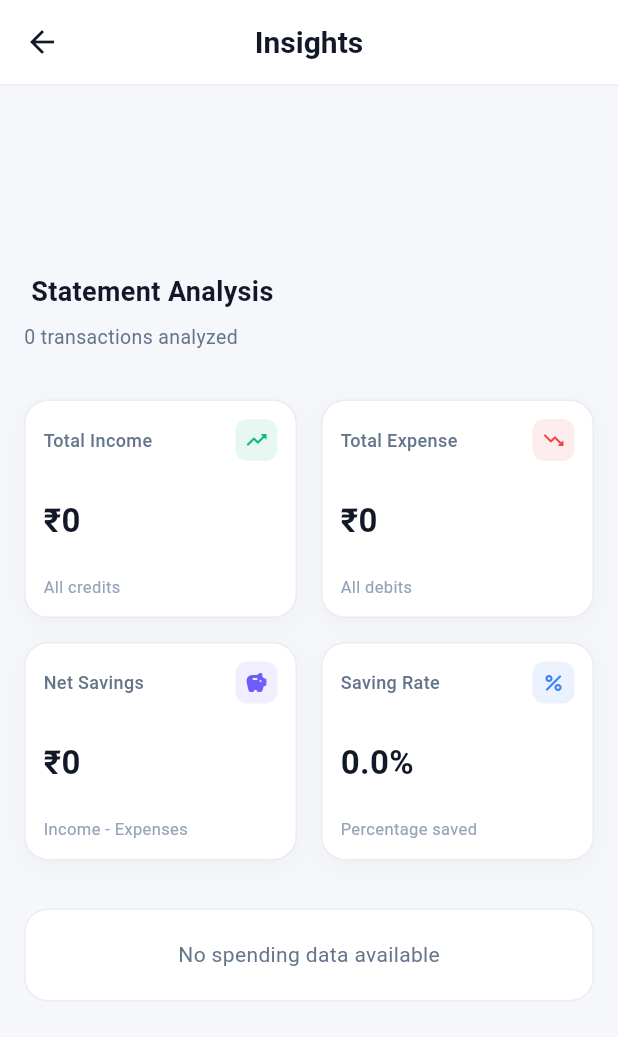
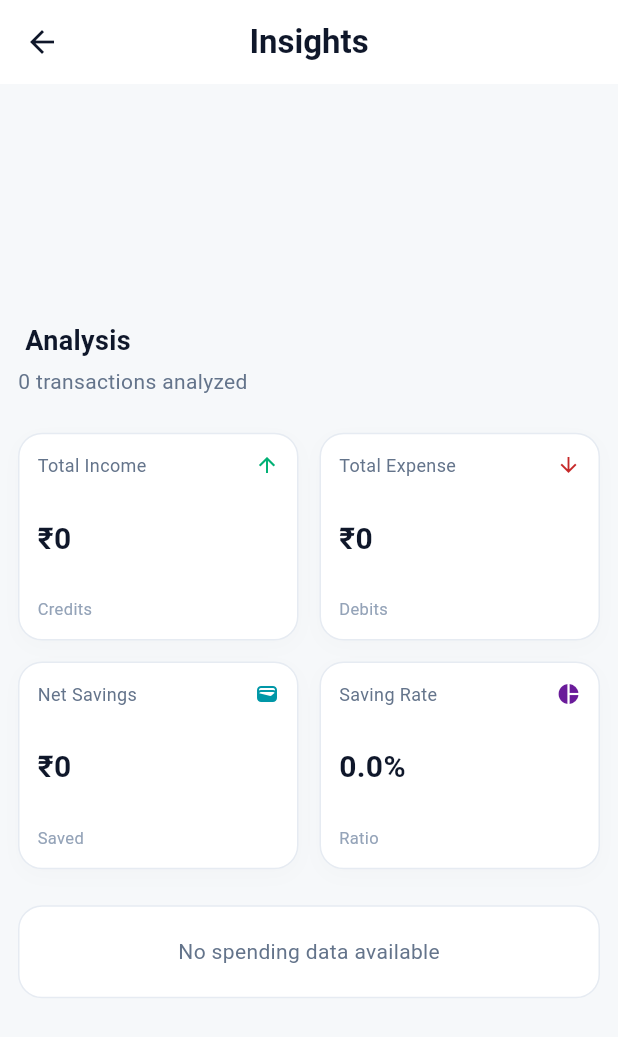
Before and after one commit to G-anrabuS/StatementX, a Flutter app: the InsightsScreen screen opened directly with empty values, on a phone screen of 412 x 824 dp. Shown: the top 1037 px of the screen. Run offline on Flutter 3.47's test engine with Material 3 defaults, Android fonts, the phone set to English and light mode, and no system bars; our stand-ins replace file_picker.

Commit message:
Flutter light theme

```diff
--- a/flutter_frontend/lib/screens/insights_screen.dart
+++ b/flutter_frontend/lib/screens/insights_screen.dart
@@ -1,5 +1,6 @@
 import 'package:flutter/material.dart';
 import '../models/insights_model.dart';
+import '../theme/app_theme.dart';
 
 class InsightsScreen extends StatefulWidget {
   final String bankName;
@@ -21,19 +22,19 @@ class _InsightsScreenState extends State<InsightsScreen> {
   Color getCategoryColor(String category) {
     switch (category.toLowerCase()) {
       case 'food':
-        return const Color(0xFFF97316);
+        return const Color(0xFFE65100);
       case 'shopping':
-        return const Color(0xFF8B5CF6);
+        return const Color(0xFF6A1B9A);
       case 'travel':
-        return const Color(0xFF3B82F6);
+        return const Color(0xFF1565C0);
       case 'income':
-        return const Color(0xFF10B981);
+        return AppColors.primaryGreen;
       case 'utilities':
-        return const Color(0xFFEC4899);
+        return const Color(0xFFC2185B);
       case 'entertainment':
-        return const Color(0xFF06B6D4);
+        return const Color(0xFF00838F);
       default:
-        return const Color(0xFF6366F1);
+        return AppColors.secondaryTeal;
     }
   }
 
@@ -43,28 +44,25 @@ class _InsightsScreenState extends State<InsightsScreen> {
     required IconData icon,
     required Color color,
     required String subtext,
-    required bool isMobile, // Added parameter to handle responsiveness
+    required bool isMobile,
   }) {
     return Container(
-      padding: EdgeInsets.all(
-        isMobile ? 12 : 20,
-      ), // Responsive internal padding
+      padding: EdgeInsets.all(isMobile ? 12 : 20),
       decoration: BoxDecoration(
-        color: Colors.white,
+        color: AppColors.surfaceLight,
         borderRadius: BorderRadius.circular(16),
-        border: Border.all(color: const Color(0xFFE9ECF2)),
+        border: Border.all(color: AppColors.borderLight),
         boxShadow: [
           BoxShadow(
-            color: Colors.black.withOpacity(0.03),
-            blurRadius: 12,
+            color: Colors.black.withOpacity(0.015),
+            blurRadius: 10,
             offset: const Offset(0, 4),
           ),
         ],
       ),
       child: Column(
         crossAxisAlignment: CrossAxisAlignment.start,
-        mainAxisAlignment:
-            MainAxisAlignment.spaceBetween, // Distribute content evenly
+        mainAxisAlignment: MainAxisAlignment.spaceBetween,
         children: [
           Row(
             mainAxisAlignment: MainAxisAlignment.spaceBetween,
@@ -75,44 +73,31 @@ class _InsightsScreenState extends State<InsightsScreen> {
                   maxLines: 1,
                   overflow: TextOverflow.ellipsis,
                   style: TextStyle(
-                    color: const Color(0xFF64748B),
+                    color: AppColors.textSecondary,
                     fontSize: isMobile ? 12 : 13,
-                    fontWeight: FontWeight.w500,
                   ),
                 ),
               ),
-              Container(
-                padding: const EdgeInsets.all(6),
-                decoration: BoxDecoration(
-                  color: color.withOpacity(0.1),
-                  borderRadius: BorderRadius.circular(8),
-                ),
-                child: Icon(icon, color: color, size: isMobile ? 16 : 18),
-              ),
+              Icon(icon, color: color, size: isMobile ? 16 : 18),
             ],
           ),
-          const SizedBox(height: 8),
+          const SizedBox(height: 4),
           FittedBox(
-            // Ensures text auto-scales instead of forcing layouts outward
             fit: BoxFit.scaleDown,
-            alignment: Alignment.centerLeft,
             child: Text(
               value,
               style: TextStyle(
-                color: const Color(0xFF111827),
-                fontSize: isMobile
-                    ? 22
-                    : 28, // Scaled down text size for mobile views
+                color: AppColors.textPrimary,
+                fontSize: isMobile ? 20 : 26,
                 fontWeight: FontWeight.bold,
               ),
             ),
           ),
-          const SizedBox(height: 4),
+          const SizedBox(height: 2),
           Text(
             subtext,
             maxLines: 1,
-            overflow: TextOverflow.ellipsis,
-            style: const TextStyle(color: Color(0xFF94A3B8), fontSize: 11),
+            style: const TextStyle(color: AppColors.textTertiary, fontSize: 11),
           ),
         ],
       ),
@@ -124,14 +109,14 @@ class _InsightsScreenState extends State<InsightsScreen> {
       return Container(
         padding: const EdgeInsets.all(20),
         decoration: BoxDecoration(
-          color: Colors.white,
+          color: AppColors.surfaceLight,
           borderRadius: BorderRadius.circular(16),
-          border: Border.all(color: const Color(0xFFE9ECF2)),
+          border: Border.all(color: AppColors.borderLight),
         ),
         child: const Center(
           child: Text(
             'No spending data available',
-            style: TextStyle(color: Color(0xFF64748B), fontSize: 14),
+            style: TextStyle(color: AppColors.textSecondary),
           ),
         ),
       );
@@ -144,13 +129,13 @@ class _InsightsScreenState extends State<InsightsScreen> {
     return Container(
       padding: const EdgeInsets.all(24),
       decoration: BoxDecoration(
-        color: Colors.white,
+        color: AppColors.surfaceLight,
         borderRadius: BorderRadius.circular(16),
-        border: Border.all(color: const Color(0xFFE9ECF2)),
+        border: Border.all(color: AppColors.borderLight),
         boxShadow: [
           BoxShadow(
-            color: Colors.black.withOpacity(0.03),
-            blurRadius: 12,
+            color: Colors.black.withOpacity(0.015),
+            blurRadius: 10,
             offset: const Offset(0, 4),
           ),
         ],
@@ -161,7 +146,7 @@ class _InsightsScreenState extends State<InsightsScreen> {
           const Text(
             'Spending Breakdown',
             style: TextStyle(
-              color: Color(0xFF111827),
+              color: AppColors.textPrimary,
               fontSize: 16,
               fontWeight: FontWeight.bold,
             ),
@@ -183,14 +168,12 @@ class _InsightsScreenState extends State<InsightsScreen> {
                   Row(
                     mainAxisAlignment: MainAxisAlignment.spaceBetween,
                     children: [
-                      Expanded(
-                        child: Text(
+                      Text(
                         category,
                         style: const TextStyle(
-                            color: Color(0xFF111827),
+                          color: AppColors.textPrimary,
                           fontSize: 14,
                           fontWeight: FontWeight.w500,
-                          ),
                         ),
                       ),
                       Text(
@@ -207,44 +190,42 @@ class _InsightsScreenState extends State<InsightsScreen> {
                   ClipRRect(
                     borderRadius: BorderRadius.circular(4),
                     child: LinearProgressIndicator(
-                      minHeight: 8,
+                      minHeight: 6,
                       value: total / 100,
-                      backgroundColor: const Color(0xFFE5E7EB),
-                      valueColor: AlwaysStoppedAnimation<Color>(color),
+                      backgroundColor: AppColors.bgLight,
+                      valueColor: AlwaysStoppedAnimation<Color>(
+                        color.withOpacity(0.85),
+                      ),
                     ),
                   ),
                   const SizedBox(height: 4),
                   Text(
-                    '${total.toStringAsFixed(1)}% of total expenses',
+                    '${total.toStringAsFixed(1)}% of expenses',
                     style: const TextStyle(
-                      color: Color(0xFF94A3B8),
+                      color: AppColors.textTertiary,
                       fontSize: 11,
                     ),
                   ),
                 ],
               ),
             );
-          }).toList(),
+          }),
         ],
       ),
     );
   }
 
   Widget _buildSubscriptions() {
-    if (widget.insights.subscriptions.isEmpty) {
-      return const SizedBox.shrink();
-    }
-
     return Container(
       padding: const EdgeInsets.all(24),
       decoration: BoxDecoration(
-        color: Colors.white,
+        color: AppColors.surfaceLight,
         borderRadius: BorderRadius.circular(16),
-        border: Border.all(color: const Color(0xFFE9ECF2)),
+        border: Border.all(color: AppColors.borderLight),
         boxShadow: [
           BoxShadow(
-            color: Colors.black.withOpacity(0.03),
-            blurRadius: 12,
+            color: Colors.black.withOpacity(0.015),
+            blurRadius: 10,
             offset: const Offset(0, 4),
           ),
         ],
@@ -255,47 +236,43 @@ class _InsightsScreenState extends State<InsightsScreen> {
           const Text(
             'Recurring Subscriptions',
             style: TextStyle(
-              color: Color(0xFF111827),
+              color: AppColors.textPrimary,
               fontSize: 16,
               fontWeight: FontWeight.bold,
             ),
           ),
           const SizedBox(height: 20),
           ...widget.insights.subscriptions.map((sub) {
-            return Padding(
-              padding: const EdgeInsets.only(bottom: 16),
-              child: Container(
-                padding: const EdgeInsets.all(16),
+            return Container(
+              margin: const EdgeInsets.only(bottom: 12),
+              padding: const EdgeInsets.all(14),
               decoration: BoxDecoration(
-                  color: const Color(0xFFF8F9FB),
+                color: AppColors.bgLight,
                 borderRadius: BorderRadius.circular(12),
-                  border: Border.all(color: const Color(0xFFE9ECF2)),
+                border: Border.all(color: AppColors.borderLight),
               ),
               child: Row(
                 mainAxisAlignment: MainAxisAlignment.spaceBetween,
                 children: [
-                    Expanded(
-                      child: Column(
+                  Column(
                     crossAxisAlignment: CrossAxisAlignment.start,
                     children: [
                       Text(
                         sub.vendor,
                         style: const TextStyle(
-                              color: Color(0xFF111827),
+                          color: AppColors.textPrimary,
                           fontSize: 14,
                           fontWeight: FontWeight.w600,
                         ),
                       ),
-                          const SizedBox(height: 4),
                       Text(
                         sub.frequency,
                         style: const TextStyle(
-                              color: Color(0xFF64748B),
+                          color: AppColors.textSecondary,
                           fontSize: 12,
                         ),
                       ),
                     ],
-                      ),
                   ),
                   Column(
                     crossAxisAlignment: CrossAxisAlignment.end,
@@ -303,16 +280,14 @@ class _InsightsScreenState extends State<InsightsScreen> {
                       Text(
                         '₹${sub.averageAmount.toStringAsFixed(0)}',
                         style: const TextStyle(
-                            color: Color(0xFF111827),
-                            fontSize: 14,
+                          color: AppColors.primaryGreen,
                           fontWeight: FontWeight.bold,
                         ),
                       ),
-                        const SizedBox(height: 4),
                       Text(
                         sub.lastTransactionDate,
                         style: const TextStyle(
-                            color: Color(0xFF94A3B8),
+                          color: AppColors.textTertiary,
                           fontSize: 11,
                         ),
                       ),
@@ -320,29 +295,24 @@ class _InsightsScreenState extends State<InsightsScreen> {
                   ),
                 ],
               ),
-              ),
             );
-          }).toList(),
+          }),
         ],
       ),
     );
   }
 
   Widget _buildAnomalies() {
-    if (widget.insights.anomalies.isEmpty) {
-      return const SizedBox.shrink();
-    }
-
     return Container(
       padding: const EdgeInsets.all(24),
       decoration: BoxDecoration(
-        color: Colors.white,
+        color: AppColors.surfaceLight,
         borderRadius: BorderRadius.circular(16),
-        border: Border.all(color: const Color(0xFFE9ECF2)),
+        border: Border.all(color: AppColors.borderLight),
         boxShadow: [
           BoxShadow(
-            color: Colors.black.withOpacity(0.03),
-            blurRadius: 12,
+            color: Colors.black.withOpacity(0.015),
+            blurRadius: 10,
             offset: const Offset(0, 4),
           ),
         ],
@@ -353,27 +323,24 @@ class _InsightsScreenState extends State<InsightsScreen> {
           const Text(
             'Anomalies Detected',
             style: TextStyle(
-              color: Color(0xFF111827),
+              color: AppColors.textPrimary,
               fontSize: 16,
               fontWeight: FontWeight.bold,
             ),
           ),
           const SizedBox(height: 20),
-          ...widget.insights.anomalies.take(5).map((anomaly) {
+          ...widget.insights.anomalies.take(4).map((anomaly) {
             final color = anomaly.type.toLowerCase() == 'high_value'
-                ? const Color(0xFFEF4444)
-                : anomaly.type.toLowerCase() == 'duplicate'
-                ? const Color(0xFFF59E0B)
-                : const Color(0xFF3B82F6);
+                ? const Color(0xFFC62828)
+                : const Color(0xFFE65100);
 
-            return Padding(
-              padding: const EdgeInsets.only(bottom: 16),
-              child: Container(
-                padding: const EdgeInsets.all(16),
+            return Container(
+              margin: const EdgeInsets.only(bottom: 12),
+              padding: const EdgeInsets.all(14),
               decoration: BoxDecoration(
-                  color: color.withOpacity(0.05),
+                color: color.withOpacity(0.03),
                 borderRadius: BorderRadius.circular(12),
-                  border: Border.all(color: color.withOpacity(0.2)),
+                border: Border.all(color: color.withOpacity(0.15)),
               ),
               child: Column(
                 crossAxisAlignment: CrossAxisAlignment.start,
@@ -384,56 +351,16 @@ class _InsightsScreenState extends State<InsightsScreen> {
                       Expanded(
                         child: Text(
                           anomaly.narration,
-                            style: const TextStyle(
-                              color: Color(0xFF111827),
-                              fontSize: 14,
-                              fontWeight: FontWeight.w600,
-                            ),
                           maxLines: 1,
                           overflow: TextOverflow.ellipsis,
-                          ),
-                        ),
-                        Container(
-                          padding: const EdgeInsets.symmetric(
-                            horizontal: 10,
-                            vertical: 4,
-                          ),
-                          decoration: BoxDecoration(
-                            color: color,
-                            borderRadius: BorderRadius.circular(6),
-                          ),
-                          child: Text(
-                            anomaly.type.replaceAll('_', ' '),
                           style: const TextStyle(
-                              color: Colors.white,
-                              fontSize: 11,
-                              fontWeight: FontWeight.w600,
+                            color: AppColors.textPrimary,
+                            fontWeight: FontWeight.bold,
                           ),
                         ),
                       ),
-                      ],
-                    ),
-                    const SizedBox(height: 8),
                       Text(
-                      anomaly.reason,
-                      style: const TextStyle(
-                        color: Color(0xFF64748B),
-                        fontSize: 12,
-                      ),
-                    ),
-                    const SizedBox(height: 8),
-                    Row(
-                      children: [
-                        Text(
-                          anomaly.date,
-                          style: const TextStyle(
-                            color: Color(0xFF94A3B8),
-                            fontSize: 11,
-                          ),
-                        ),
-                        const SizedBox(width: 16),
-                        Text(
-                          '₹${anomaly.amount.toStringAsFixed(0)}',
+                        anomaly.type.replaceAll('_', ' '),
                         style: TextStyle(
                           color: color,
                           fontSize: 12,
@@ -442,11 +369,38 @@ class _InsightsScreenState extends State<InsightsScreen> {
                       ),
                     ],
                   ),
+                  const SizedBox(height: 6),
+                  Text(
+                    anomaly.reason,
+                    style: const TextStyle(
+                      color: AppColors.textSecondary,
+                      fontSize: 12,
+                    ),
+                  ),
+                  const SizedBox(height: 8),
+                  Row(
+                    mainAxisAlignment: MainAxisAlignment.spaceBetween,
+                    children: [
+                      Text(
+                        anomaly.date,
+                        style: const TextStyle(
+                          color: AppColors.textTertiary,
+                          fontSize: 11,
+                        ),
+                      ),
+                      Text(
+                        '₹${anomaly.amount.toStringAsFixed(0)}',
+                        style: TextStyle(
+                          color: color,
+                          fontWeight: FontWeight.bold,
+                        ),
+                      ),
                     ],
                   ),
+                ],
               ),
             );
-          }).toList(),
+          }),
         ],
       ),
     );
@@ -457,113 +411,101 @@ class _InsightsScreenState extends State<InsightsScreen> {
     final isMobile = MediaQuery.of(context).size.width < 800;
 
     return Scaffold(
-      backgroundColor: const Color(0xffF5F7FB),
+      backgroundColor: AppColors.bgLight,
       appBar: AppBar(
-        backgroundColor: Colors.white,
+        backgroundColor: AppColors.surfaceLight,
         elevation: 0,
-        scrolledUnderElevation: 0,
-        iconTheme: const IconThemeData(color: Color(0xFF111827)),
+        iconTheme: const IconThemeData(color: AppColors.textPrimary),
         title: const Text(
           'Insights',
           style: TextStyle(
-            color: Color(0xFF111827),
+            color: AppColors.textPrimary,
             fontWeight: FontWeight.bold,
-            fontSize: 20,
           ),
         ),
         centerTitle: true,
-        bottom: PreferredSize(
-          preferredSize: const Size.fromHeight(1),
-          child: Container(height: 1, color: const Color(0xFFE9ECF2)),
-        ),
       ),
       body: Center(
         child: ConstrainedBox(
           constraints: const BoxConstraints(maxWidth: 1100),
           child: SingleChildScrollView(
             padding: EdgeInsets.symmetric(
-              horizontal: isMobile ? 16 : 28,
-              vertical: isMobile ? 18 : 24,
+              horizontal: isMobile ? 12 : 28,
+              vertical: 24,
             ),
             child: Column(
               crossAxisAlignment: CrossAxisAlignment.start,
               children: [
                 Text(
-                  '${widget.bankName} Statement Analysis',
+                  '${widget.bankName} Analysis',
                   style: const TextStyle(
-                    color: Color(0xFF111827),
+                    color: AppColors.textPrimary,
                     fontSize: 18,
                     fontWeight: FontWeight.bold,
                   ),
                 ),
-                const SizedBox(height: 8),
+                const SizedBox(height: 4),
                 Text(
                   '${widget.totalTransactions} transactions analyzed',
-                  style: const TextStyle(
-                    color: Color(0xFF64748B),
-                    fontSize: 13,
+                  style: const TextStyle(color: AppColors.textSecondary),
                 ),
-                ),
-                const SizedBox(height: 32),
-                // Summary Cards
+                const SizedBox(height: 24),
                 GridView.count(
                   crossAxisCount: isMobile ? 2 : 4,
-                  mainAxisSpacing: 16,
-                  crossAxisSpacing: 16,
+                  mainAxisSpacing: 14,
+                  crossAxisSpacing: 14,
                   shrinkWrap: true,
                   physics: const NeverScrollableScrollPhysics(),
-                  // Dynamically expand vertical cell ratio on phone dimensions to match text scales
-                  childAspectRatio: isMobile ? 1.25 : 1.0,
+                  childAspectRatio: isMobile ? 1.35 : 1.1,
                   children: [
                     _buildStatCard(
                       label: 'Total Income',
                       value:
                           '₹${widget.insights.totalIncome.toStringAsFixed(0)}',
-                      icon: Icons.trending_up_rounded,
-                      color: const Color(0xFF10B981),
-                      subtext: 'All credits',
+                      icon: Icons.arrow_upward,
+                      color: AppColors.primaryGreen,
+                      subtext: 'Credits',
                       isMobile: isMobile,
                     ),
                     _buildStatCard(
                       label: 'Total Expense',
                       value:
                           '₹${widget.insights.totalExpense.toStringAsFixed(0)}',
-                      icon: Icons.trending_down_rounded,
-                      color: const Color(0xFFEF4444),
-                      subtext: 'All debits',
+                      icon: Icons.arrow_downward,
+                      color: const Color(0xFFC62828),
+                      subtext: 'Debits',
                       isMobile: isMobile,
                     ),
                     _buildStatCard(
                       label: 'Net Savings',
                       value:
                           '₹${widget.insights.netSavings.toStringAsFixed(0)}',
-                      icon: Icons.savings_rounded,
-                      color: const Color(0xFF6D5DFB),
-                      subtext: 'Income - Expenses',
+                      icon: Icons.wallet_rounded,
+                      color: AppColors.secondaryTeal,
+                      subtext: 'Saved',
                       isMobile: isMobile,
                     ),
                     _buildStatCard(
                       label: 'Saving Rate',
                       value:
                           '${(widget.insights.savingRate * 100).toStringAsFixed(1)}%',
-                      icon: Icons.percent_rounded,
-                      color: const Color(0xFF3B82F6),
-                      subtext: 'Percentage saved',
+                      icon: Icons.pie_chart,
+                      color: const Color(0xFF6A1B9A),
+                      subtext: 'Ratio',
                       isMobile: isMobile,
                     ),
                   ],
                 ),
-                const SizedBox(height: 32),
-                // Category Breakdown
+                const SizedBox(height: 24),
                 _buildCategoryBreakdown(),
-                const SizedBox(height: 32),
-                // Subscriptions
-                if (widget.insights.subscriptions.isNotEmpty)
+                if (widget.insights.subscriptions.isNotEmpty) ...[
+                  const SizedBox(height: 24),
                   _buildSubscriptions(),
-                if (widget.insights.subscriptions.isNotEmpty)
-                  const SizedBox(height: 32),
-                // Anomalies
-                if (widget.insights.anomalies.isNotEmpty) _buildAnomalies(),
+                ],
+                if (widget.insights.anomalies.isNotEmpty) ...[
+                  const SizedBox(height: 24),
+                  _buildAnomalies(),
+                ],
               ],
             ),
           ),
--- /dev/null
+++ b/flutter_frontend/lib/theme/app_theme.dart
@@ -0,0 +1,34 @@
+import 'package:flutter/material.dart';
+
+class AppColors {
+  // Pure Premium Light Layout Backdrops
+  static const Color bgLight = Color(0xFFF6F8FA); // Soft workspace light grey
+  static const Color surfaceLight = Color(
+    0xFFFFFFFF,
+  ); // Crisp card white surfaces
+  static const Color borderLight = Color(
+    0xFFE6EBF2,
+  ); // Subtle high-contrast light borders
+
+  // Premium Financial Accent Greens & Blues (Optimized for light readability)
+  static const Color primaryGreen = Color(
+    0xFF00B074,
+  ); // Rich emerald money green
+  static const Color secondaryTeal = Color(
+    0xFF0097A7,
+  ); // Stable deep cyan corporate accent
+  static const Color accentIndigo = Color(
+    0xFF3F51B5,
+  ); // Deep indigo focal anchors
+
+  // High Readability Typography
+  static const Color textPrimary = Color(
+    0xFF0F172A,
+  ); // Slate Obsidian Dark Title text
+  static const Color textSecondary = Color(
+    0xFF64748B,
+  ); // Cool grey body descriptions
+  static const Color textTertiary = Color(
+    0xFF94A3B8,
+  ); // Light muted timestamp text
+}
```
Also changed, not shown: flutter_frontend/lib/screens/transaction_screen.dart (+74 -113 lines), flutter_frontend/lib/screens/upload_screen.dart (+58 -124 lines). Lines whose indentation alone changed are shown as unchanged.
